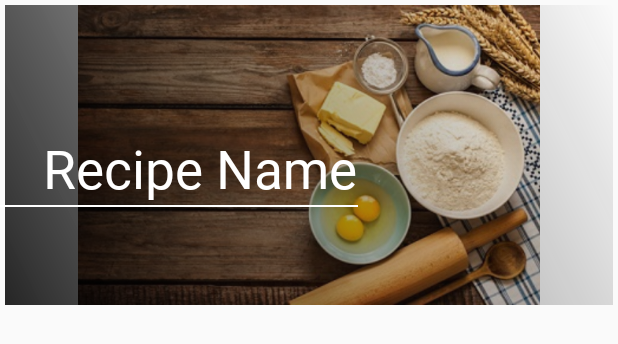
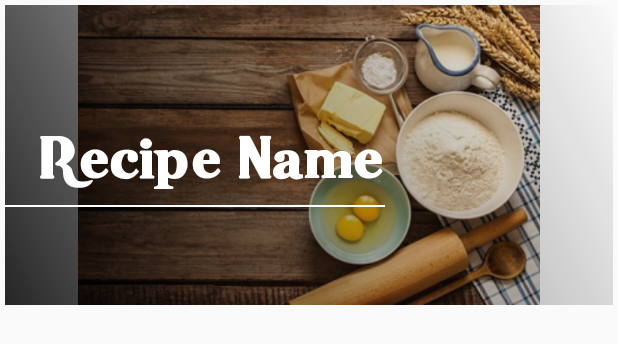
Before and after one commit to Amrhalawani/BakingApp, an Android app: the layout item_recipe.xml on its own in the app's theme, with its tools: preview values and no code run, on a phone screen of 412 x 824 dp. Shown: the top 344 px of the screen. Run offline under Robolectric (Android 15) with nearby library versions, the phone set to English and light mode, and no system bars; plain views replace SimpleTagImageView; Roboto replaces fonts that are not available here.

Commit message:
change font and fix an error

```diff
--- a/app/src/main/res/layout/item_recipe.xml
+++ b/app/src/main/res/layout/item_recipe.xml
@@ -26,7 +26,7 @@
         simple:simple_tag_orientation="right_top"
         simple:simple_tag_round_radius="5dp"
         simple:simple_tag_text="test"
-        simple:simple_tag_textColor="#f6f6f6"
+        simple:simple_tag_textColor="#faffa4"
         simple:simple_tag_textSize="16sp"
         simple:simple_tag_width="23dip" />
 
```
Also changed, not shown: app/src/main/res/font/hotpizza.ttf (added).
